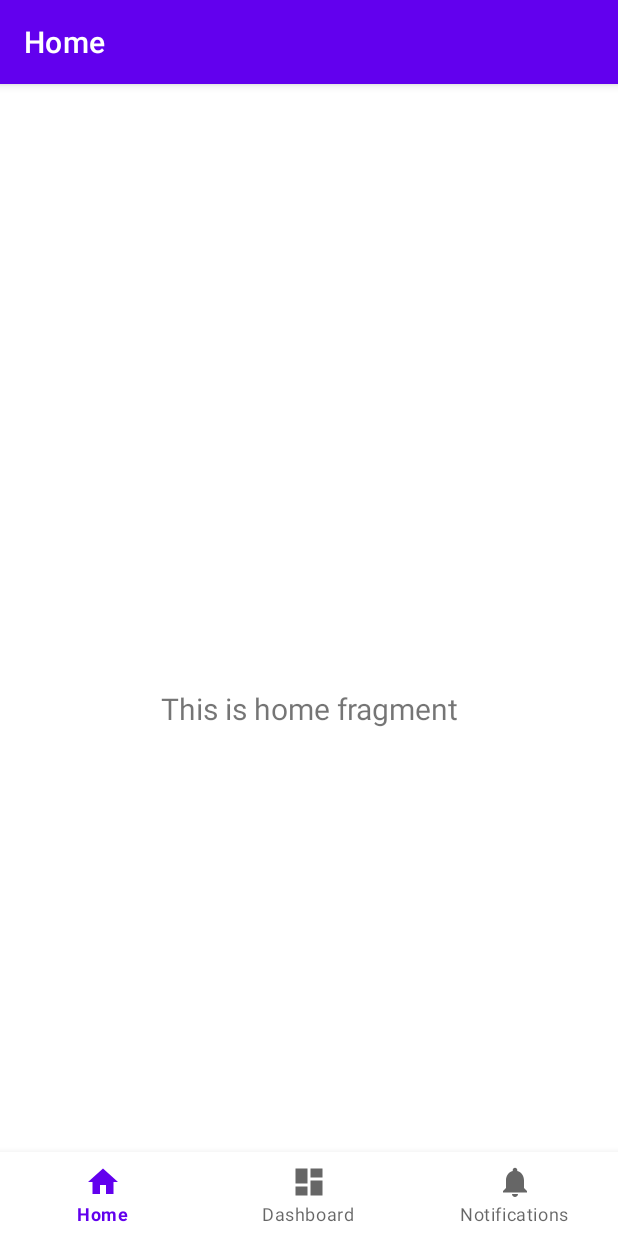
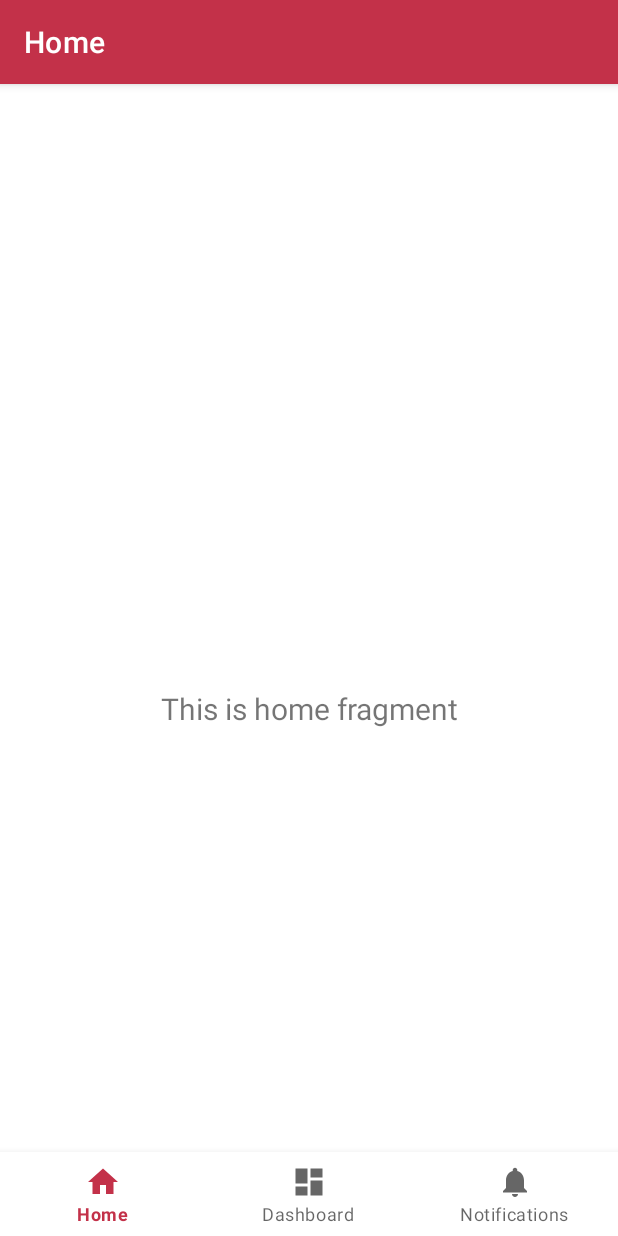
Before and after one commit to gitnubnub/Flatypus, an Android app: the screen it shows after launch (MainActivity), on a phone screen of 412 x 824 dp. Run offline under Robolectric (Android 15) with nearby library versions, the phone set to English and light mode, and no system bars; our stand-ins replace navigation-ui.

Commit message:
Changed themes :D

```diff
--- a/App/src/main/res/values/themes.xml
+++ b/App/src/main/res/values/themes.xml
@@ -2,12 +2,12 @@
     <!-- Base application theme. -->
     <style name="Theme.Flatypus" parent="Theme.MaterialComponents.DayNight.DarkActionBar">
         <!-- Primary brand color. -->
-        <item name="colorPrimary">@color/purple_500</item>
-        <item name="colorPrimaryVariant">@color/purple_700</item>
-        <item name="colorOnPrimary">@color/white</item>
+        <item name="colorPrimary">@color/red</item>
+        <item name="colorPrimaryVariant">@color/dark_red</item>
+        <item name="colorOnPrimary">@color/wheat</item>
         <!-- Secondary brand color. -->
-        <item name="colorSecondary">@color/teal_200</item>
-        <item name="colorSecondaryVariant">@color/teal_700</item>
+        <item name="colorSecondary">@color/yellow_green</item>
+        <item name="colorSecondaryVariant">@color/yellow_green</item>
         <item name="colorOnSecondary">@color/black</item>
         <!-- Status bar color. -->
         <item name="android:statusBarColor">?attr/colorPrimaryVariant</item>
```
